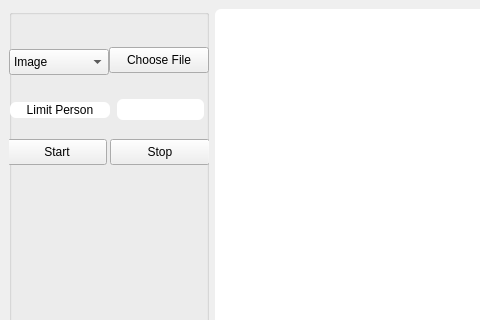
Before: the Qt Designer form resources/ui/main_window.ui in huyquang-bka/datn_hoang, drawn with Qt 5; both pictures show x 0 to 480 and y 0 to 320 of the 800 by 600 pixel window.
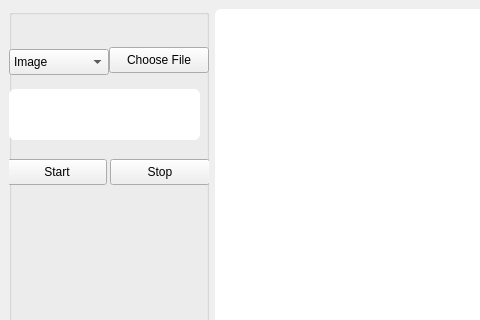
After: the same form once the commit is applied.

What changed in the file:
```diff
--- a/resources/ui/main_window.ui
+++ b/resources/ui/main_window.ui
@@ -77,47 +77,11 @@
         <string>Choose File</string>
        </property>
       </widget>
-      <widget class="QLineEdit" name="qline_limit_person">
-       <property name="geometry">
-        <rect>
-         <x>108</x>
-         <y>90</y>
-         <width>87</width>
-         <height>21</height>
-        </rect>
-       </property>
-       <property name="styleSheet">
-        <string notr="true">background-color: rgb(255, 255, 255);
-border: 6px;
-border-radius: 6px;</string>
-       </property>
-      </widget>
-      <widget class="QLabel" name="label_2">
-       <property name="geometry">
-        <rect>
-         <x>1</x>
-         <y>93</y>
-         <width>100</width>
-         <height>16</height>
-        </rect>
-       </property>
-       <property name="styleSheet">
-        <string notr="true">background-color: rgb(255, 255, 255);
-border: 6px;
-border-radius: 6px;</string>
-       </property>
-       <property name="text">
-        <string>Limit Person</string>
-       </property>
-       <property name="alignment">
-        <set>Qt::AlignCenter</set>
-       </property>
-      </widget>
       <widget class="QPushButton" name="btn_start">
        <property name="geometry">
         <rect>
          <x>-2</x>
-         <y>130</y>
+         <y>150</y>
          <width>100</width>
          <height>26</height>
         </rect>
@@ -136,7 +100,7 @@
        <property name="geometry">
         <rect>
          <x>101</x>
-         <y>130</y>
+         <y>150</y>
          <width>100</width>
          <height>26</height>
         </rect>
@@ -151,6 +115,27 @@
         <string>Stop</string>
        </property>
       </widget>
+      <widget class="QTextEdit" name="qtext_file_path">
+       <property name="geometry">
+        <rect>
+         <x>0</x>
+         <y>80</y>
+         <width>191</width>
+         <height>51</height>
+        </rect>
+       </property>
+       <property name="styleSheet">
+        <string notr="true">background-color: rgb(255, 255, 255);
+border-radius: 6px;</string>
+       </property>
+       <property name="html">
+        <string>&lt;!DOCTYPE HTML PUBLIC &quot;-//W3C//DTD HTML 4.0//EN&quot; &quot;http://www.w3.org/TR/REC-html40/strict.dtd&quot;&gt;
+&lt;html&gt;&lt;head&gt;&lt;meta name=&quot;qrichtext&quot; content=&quot;1&quot; /&gt;&lt;style type=&quot;text/css&quot;&gt;
+p, li { white-space: pre-wrap; }
+&lt;/style&gt;&lt;/head&gt;&lt;body style=&quot; font-family:'.AppleSystemUIFont'; font-size:13pt; font-weight:400; font-style:normal;&quot;&gt;
+&lt;p style=&quot;-qt-paragraph-type:empty; margin-top:0px; margin-bottom:0px; margin-left:0px; margin-right:0px; -qt-block-indent:0; text-indent:0px;&quot;&gt;&lt;br /&gt;&lt;/p&gt;&lt;/body&gt;&lt;/html&gt;</string>
+       </property>
+      </widget>
      </widget>
     </item>
     <item row="0" column="1" rowspan="2">
```
